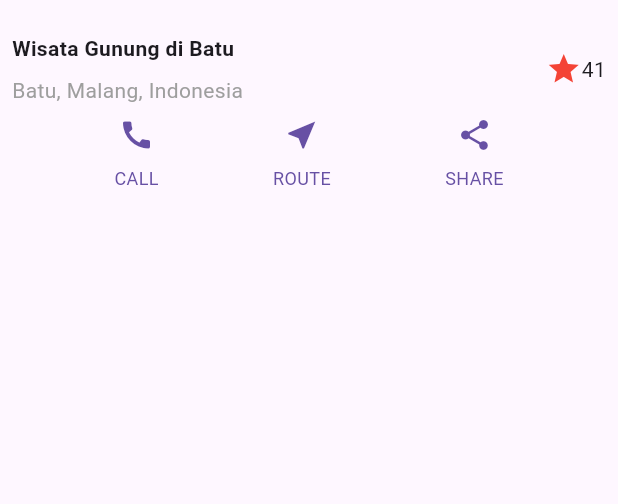
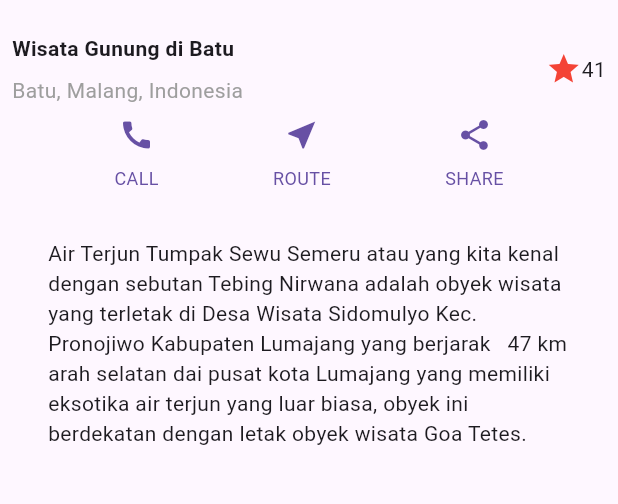
Before and after one commit to Lavina-23/MOBILE-SMT5, a Flutter app: the screen it shows after launch, on a phone screen of 412 x 824 dp, the part 63-567 px from its top. Run offline on Flutter 3.47's test engine with Material 3 defaults, Android fonts, the phone set to English and light mode, and no system bars.

Commit message:
feat: text section implementation

```diff
--- a/layout_flutter/lib/main.dart
+++ b/layout_flutter/lib/main.dart
@@ -56,6 +56,14 @@ class MyApp extends StatelessWidget {
       ],
     );
 
+    Widget textSection = Container(
+      padding: const EdgeInsets.all(32),
+      child: const Text(
+        'Air Terjun Tumpak Sewu Semeru atau yang kita kenal dengan sebutan Tebing Nirwana adalah obyek wisata yang terletak di Desa Wisata Sidomulyo Kec. Pronojiwo Kabupaten Lumajang yang berjarak   47 km arah selatan dai pusat kota Lumajang yang memiliki eksotika air terjun yang luar biasa, obyek ini berdekatan dengan letak obyek wisata Goa Tetes.',
+        softWrap: true,
+      ),
+    );
+
     return MaterialApp(
       title: 'Flutter layout: Lavina 2341760062',
       home: Scaffold(
@@ -66,6 +74,7 @@ class MyApp extends StatelessWidget {
             children: [
               titleSection,
               buttonSection,
+              textSection,
             ],
           )),
     );
```
